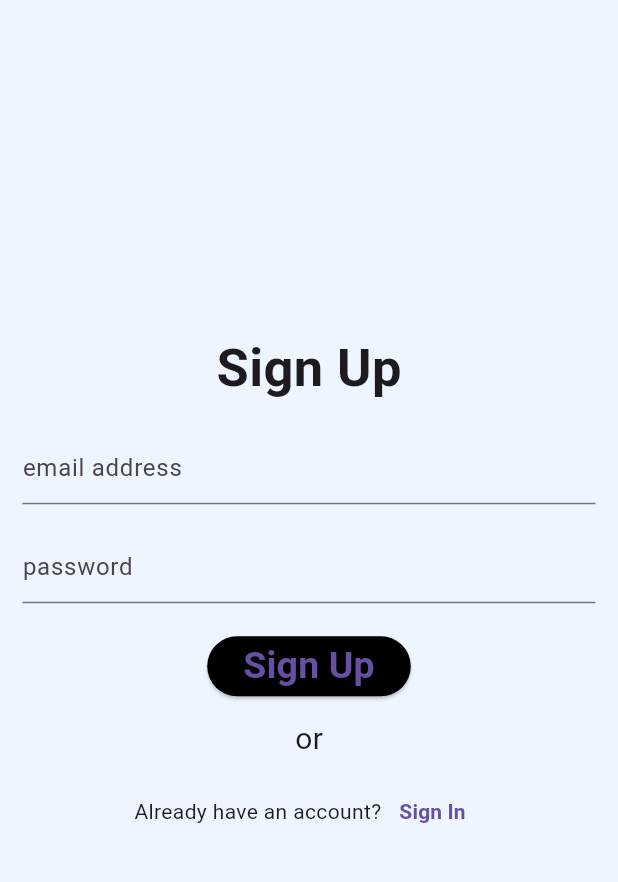
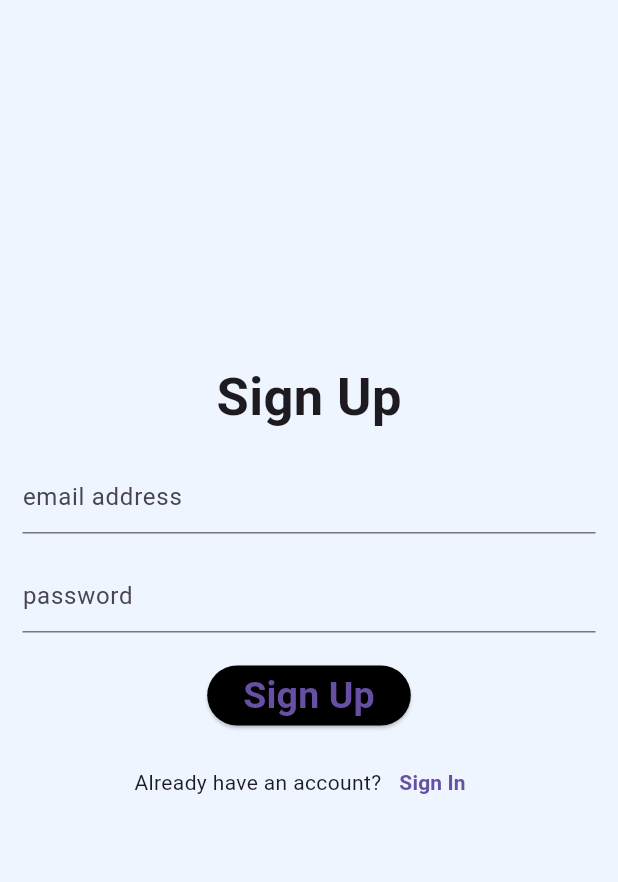
Before and after one commit to KaustubhVaidya404/LocationExplorer, a Flutter app: the screen it shows after launch, on a phone screen of 412 x 824 dp, the part 71-953 px from its top. Run offline on Flutter 3.47's test engine with Material 3 defaults, Android fonts, the phone set to English and light mode, and no system bars; our stand-ins replace email_validator, firebase_auth, firebase_core; accounts and stored records are empty.

Commit message:
modifies signup

```diff
--- a/lib/view/ui/sign_up_screen.dart
+++ b/lib/view/ui/sign_up_screen.dart
@@ -111,13 +111,13 @@ class _SignUpScreenState extends State<SignUpScreen> {
           const SizedBox(
             height: 10,
           ),
-          const Text(
-            'or',
-            style: TextStyle(fontSize: 20),
-          ),
-          const SizedBox(
-            height: 10,
-          ),
+          // const Text(
+          //   'or',
+          //   style: TextStyle(fontSize: 20),
+          // ),
+          // const SizedBox(
+          //   height: 10,
+          // ),
           //The custom auth system requires custom token which is not currently available so this feature can be implemented
           // ElevatedButton(
           //     style: const ButtonStyle(
```
